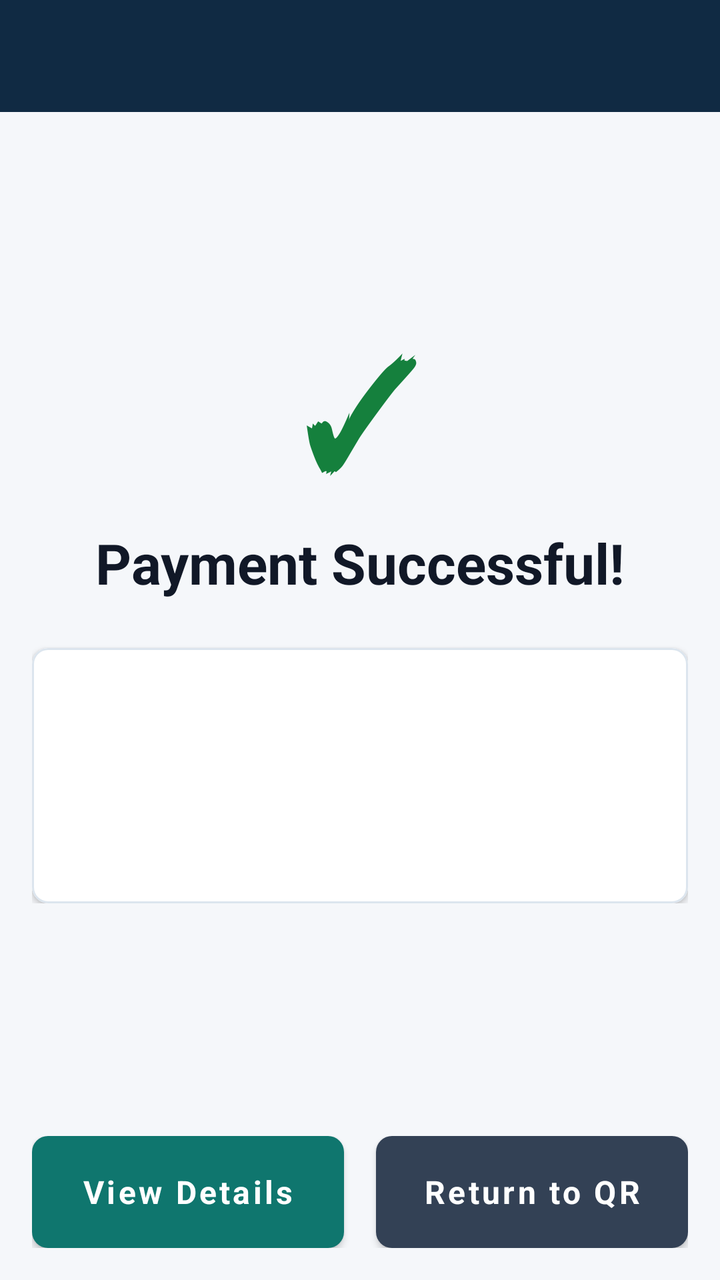
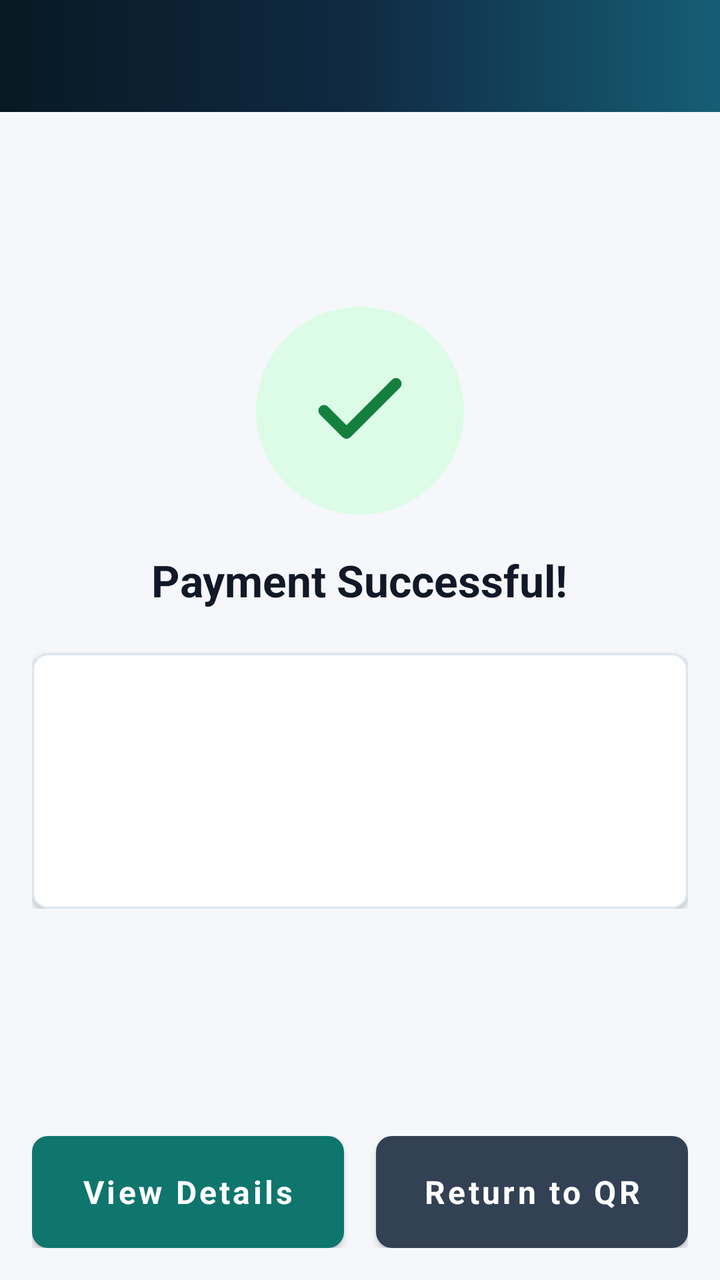

Two renders of the same Android screen: before a commit and after it. Below are the layout's source before the change and the commit's diff.
<!-- AndroidManifest.xml: application theme AppTheme -->
<!-- res/layout/activity_payment_success.xml -->
<?xml version="1.0" encoding="utf-8"?>
<LinearLayout xmlns:android="http://schemas.android.com/apk/res/android"
    xmlns:app="http://schemas.android.com/apk/res-auto"
    android:layout_width="match_parent"
    android:layout_height="match_parent"
    android:orientation="vertical"
    android:background="@color/background">

    <androidx.appcompat.widget.Toolbar
        android:id="@+id/toolbar"
        android:layout_width="match_parent"
        android:layout_height="?attr/actionBarSize"
        android:background="@color/primary"
        app:titleTextColor="@color/white" />

    <ScrollView
        android:id="@+id/scroll_receipt"
        android:layout_width="match_parent"
        android:layout_height="0dp"
        android:layout_weight="1"
        android:fillViewport="true">

        <LinearLayout
            android:id="@+id/layout_content"
            android:layout_width="match_parent"
            android:layout_height="wrap_content"
            android:orientation="vertical"
            android:gravity="center"
            android:padding="@dimen/screen_margin">

            <LinearLayout
                android:id="@+id/layout_success_summary"
                android:layout_width="match_parent"
                android:layout_height="wrap_content"
                android:gravity="center"
                android:orientation="vertical">

                <TextView
                    android:layout_width="wrap_content"
                    android:layout_height="wrap_content"
                    android:text="&#x2713;"
                    android:textSize="72sp"
                    android:textStyle="bold"
                    android:textColor="@color/success" />

                <TextView
                    android:layout_width="wrap_content"
                    android:layout_height="wrap_content"
                    android:text="@string/payment_success_heading"
                    android:textSize="28sp"
                    android:textStyle="bold"
                    android:textColor="@color/text_primary"
                    android:layout_marginTop="8dp" />

                <com.google.android.material.card.MaterialCardView
                    style="@style/AppCard"
                    android:layout_width="match_parent"
                    android:layout_height="wrap_content"
                    android:layout_marginTop="24dp">

                    <LinearLayout
                        android:layout_width="match_parent"
                        android:layout_height="wrap_content"
                        android:orientation="vertical"
                        android:padding="20dp">

                        <TextView
                            android:id="@+id/tv_amount"
                            android:layout_width="wrap_content"
                            android:layout_height="wrap_content"
                            android:textSize="24sp"
                            android:textStyle="bold"
                            android:textColor="@color/text_primary" />

                        <TextView
                            android:id="@+id/tv_ref"
                            android:layout_width="wrap_content"
                            android:layout_height="wrap_content"
                            android:textSize="16sp"
                            android:textColor="@color/text_secondary"
                            android:layout_marginTop="8dp" />

                        <TextView
                            android:id="@+id/tv_date_time"
                            android:layout_width="wrap_content"
                            android:layout_height="wrap_content"
                            android:textSize="16sp"
                            android:textColor="@color/text_secondary"
                            android:layout_marginTop="4dp" />
                    </LinearLayout>
                </com.google.android.material.card.MaterialCardView>
            </LinearLayout>

            <ProgressBar
                android:id="@+id/progress_details"
                android:layout_width="wrap_content"
                android:layout_height="wrap_content"
                android:layout_marginTop="28dp"
                android:visibility="gone" />

            <com.google.android.material.card.MaterialCardView
                android:id="@+id/card_receipt"
                style="@style/AppCard"
                android:layout_width="match_parent"
                android:layout_height="wrap_content"
                android:visibility="gone"
                app:cardElevation="2dp">

                <LinearLayout
                    android:id="@+id/layout_receipt_content"
                    android:layout_width="match_parent"
                    android:layout_height="wrap_content"
                    android:background="@color/white"
                    android:orientation="vertical"
                    android:padding="20dp">

                    <TextView
                        android:layout_width="match_parent"
                        android:layout_height="wrap_content"
                        android:gravity="center"
                        android:text="@string/payment_success_receipt_title"
                        android:textColor="@color/text_primary"
                        android:textSize="20sp"
                        android:textStyle="bold" />

                    <TextView
                        android:id="@+id/tv_receipt_amount"
                        android:layout_width="match_parent"
                        android:layout_height="wrap_content"
                        android:layout_marginTop="16dp"
                        android:gravity="center"
                        android:textColor="@color/text_primary"
                        android:textSize="28sp"
                        android:textStyle="bold" />

                    <TextView
                        android:id="@+id/tv_receipt_status"
                        android:layout_width="match_parent"
                        android:layout_height="wrap_content"
                        android:layout_marginTop="4dp"
                        android:gravity="center"
                        android:textColor="@color/text_secondary"
                        android:textSize="14sp"
                        android:textStyle="bold" />

                    <View
                        android:layout_width="match_parent"
                        android:layout_height="1dp"
                        android:layout_marginTop="18dp"
                        android:background="@color/divider" />

                    <LinearLayout
                        android:id="@+id/row_transaction_id"
                        style="@style/ReceiptDetailRow">
                        <TextView
                            style="@style/ReceiptDetailLabel"
                            android:text="@string/payment_success_transaction_id" />
                        <TextView
                            android:id="@+id/tv_receipt_transaction_id"
                            style="@style/ReceiptDetailValue" />
                    </LinearLayout>

                    <LinearLayout
                        android:id="@+id/row_request_id"
                        style="@style/ReceiptDetailRow">
                        <TextView
                            style="@style/ReceiptDetailLabel"
                            android:text="@string/payment_success_request_id" />
                        <TextView
                            android:id="@+id/tv_receipt_request_id"
                            style="@style/ReceiptDetailValue" />
                    </LinearLayout>

                    <LinearLayout
                        android:id="@+id/row_date"
                        style="@style/ReceiptDetailRow">
                        <TextView
                            style="@style/ReceiptDetailLabel"
                            android:text="@string/payment_success_date" />
                        <TextView
                            android:id="@+id/tv_receipt_date"
                            style="@style/ReceiptDetailValue" />
                    </LinearLayout>

                    <LinearLayout
                        android:id="@+id/row_currency"
                        style="@style/ReceiptDetailRow">
                        <TextView
                            style="@style/ReceiptDetailLabel"
                            android:text="@string/payment_success_currency" />
                        <TextView
                            android:id="@+id/tv_receipt_currency"
                            style="@style/ReceiptDetailValue" />
                    </LinearLayout>

                    <LinearLayout
                        android:id="@+id/row_payer"
                        style="@style/ReceiptDetailRow">
                        <TextView
                            style="@style/ReceiptDetailLabel"
                            android:text="@string/payment_success_payer" />
                        <TextView
                            android:id="@+id/tv_receipt_payer"
                            style="@style/ReceiptDetailValue" />
                    </LinearLayout>

                    <LinearLayout
                        android:id="@+id/row_terminal"
                        style="@style/ReceiptDetailRow">
                        <TextView
                            style="@style/ReceiptDetailLabel"
                            android:text="@string/payment_success_terminal" />
                        <TextView
                            android:id="@+id/tv_receipt_terminal"
                            style="@style/ReceiptDetailValue" />
                    </LinearLayout>

                    <LinearLayout
                        android:id="@+id/row_merchant"
                        style="@style/ReceiptDetailRow">
                        <TextView
                            style="@style/ReceiptDetailLabel"
                            android:text="@string/payment_success_merchant" />
                        <TextView
                            android:id="@+id/tv_receipt_merchant"
                            style="@style/ReceiptDetailValue" />
                    </LinearLayout>

                    <View
                        android:layout_width="match_parent"
                        android:layout_height="1dp"
                        android:layout_marginTop="16dp"
                        android:background="@color/divider" />

                    <TextView
                        android:layout_width="match_parent"
                        android:layout_height="wrap_content"
                        android:layout_marginTop="14dp"
                        android:gravity="center"
                        android:text="@string/payment_success_receipt_footer"
                        android:textColor="@color/text_secondary"
                        android:textSize="13sp" />
                </LinearLayout>
            </com.google.android.material.card.MaterialCardView>

            <LinearLayout
                android:id="@+id/layout_printed_success"
                android:layout_width="match_parent"
                android:layout_height="wrap_content"
                android:gravity="center"
                android:orientation="vertical"
                android:paddingTop="48dp"
                android:paddingBottom="48dp"
                android:visibility="gone">

                <TextView
                    android:layout_width="96dp"
                    android:layout_height="96dp"
                    android:background="@drawable/bg_success_circle"
                    android:gravity="center"
                    android:text="&#x2713;"
                    android:textColor="@color/white"
                    android:textSize="54sp"
                    android:textStyle="bold" />

                <TextView
                    android:layout_width="wrap_content"
                    android:layout_height="wrap_content"
                    android:layout_marginTop="20dp"
                    android:text="@string/payment_success_receipt_printed"
                    android:textColor="@color/text_primary"
                    android:textSize="26sp"
                    android:textStyle="bold" />

                <TextView
                    android:layout_width="match_parent"
                    android:layout_height="wrap_content"
                    android:layout_marginTop="8dp"
                    android:gravity="center"
                    android:text="@string/payment_success_receipt_printed_message"
                    android:textColor="@color/text_secondary"
                    android:textSize="16sp" />
            </LinearLayout>
        </LinearLayout>
    </ScrollView>

    <LinearLayout
        android:layout_width="match_parent"
        android:layout_height="wrap_content"
        android:orientation="horizontal"
        android:padding="@dimen/screen_margin">

        <com.google.android.material.button.MaterialButton
            android:id="@+id/btn_primary"
            style="@style/AccentButton"
            android:layout_width="0dp"
            android:layout_height="@dimen/button_height"
            android:layout_weight="1"
            android:layout_marginEnd="8dp"
            android:text="@string/payment_success_view_details" />

        <com.google.android.material.button.MaterialButton
            android:id="@+id/btn_return"
            style="@style/SecondaryButton"
            android:layout_width="0dp"
            android:layout_height="@dimen/button_height"
            android:layout_weight="1"
            android:layout_marginStart="8dp"
            android:text="@string/payment_success_return" />
    </LinearLayout>
</LinearLayout>
<!-- resources referenced by this layout -->
<resources>
  <color name="background">#F5F7FA</color>
  <color name="divider">#E5EAF0</color>
  <color name="primary">#102A43</color>
  <color name="success">#15803D</color>
  <color name="text_primary">#111827</color>
  <color name="text_secondary">#64748B</color>
  <color name="white">#FFFFFF</color>
  <dimen name="button_height">56dp</dimen>
  <dimen name="screen_margin">16dp</dimen>
  <!-- drawable bg_success_circle (drawable) -->
  <?xml version="1.0" encoding="utf-8"?>
  <shape xmlns:android="http://schemas.android.com/apk/res/android"
      android:shape="oval">
      <solid android:color="@color/success" />
  </shape>
  <string name="payment_success_currency">Currency</string>
  <string name="payment_success_date">Date</string>
  <string name="payment_success_heading">Payment Successful!</string>
  <string name="payment_success_merchant">Merchant</string>
  <string name="payment_success_payer">Payer</string>
  <string name="payment_success_receipt_footer">Thank you!</string>
  <string name="payment_success_receipt_printed">Receipt printed</string>
  <string name="payment_success_receipt_printed_message">The receipt has been sent to the printer.</string>
  <string name="payment_success_receipt_title">Transaction Receipt</string>
  <string name="payment_success_request_id">Request ID</string>
  <string name="payment_success_return">Return to QR</string>
  <string name="payment_success_terminal">Terminal</string>
  <string name="payment_success_transaction_id">Transaction ID</string>
  <string name="payment_success_view_details">View Details</string>
  <style name="ReceiptDetailLabel">
          <item name="android:layout_width">110dp</item>
          <item name="android:layout_height">wrap_content</item>
          <item name="android:textColor">@color/text_secondary</item>
          <item name="android:textSize">13sp</item>
      </style>
  <color name="accent">#0F766E</color>
  <color name="accent_dark">#0B5E59</color>
  <dimen name="card_corner_radius">8dp</dimen>
  <dimen name="card_elevation">2dp</dimen>
  <color name="card">#FFFFFF</color>
  <color name="card_stroke">#DCE5EE</color>
  <color name="btn_secondary">#334155</color>
  <color name="primary_dark">#071923</color>
  <!-- unchanged entries left out for length: 6 -->
</resources>

<!-- the commit's change to res/layout/activity_payment_success.xml (unified diff, before → after) -->
@@ -3,14 +3,14 @@
     xmlns:app="http://schemas.android.com/apk/res-auto"
     android:layout_width="match_parent"
     android:layout_height="match_parent"
-    android:orientation="vertical"
-    android:background="@color/background">
+    android:background="@color/background"
+    android:orientation="vertical">
 
     <androidx.appcompat.widget.Toolbar
         android:id="@+id/toolbar"
+        style="@style/AppToolbar"
         android:layout_width="match_parent"
         android:layout_height="?attr/actionBarSize"
-        android:background="@color/primary"
         app:titleTextColor="@color/white" />
 
     <ScrollView
@@ -24,8 +24,8 @@
             android:id="@+id/layout_content"
             android:layout_width="match_parent"
             android:layout_height="wrap_content"
+            android:gravity="center"
             android:orientation="vertical"
-            android:gravity="center"
             android:padding="@dimen/screen_margin">
 
             <LinearLayout
@@ -35,28 +35,31 @@
                 android:gravity="center"
                 android:orientation="vertical">
 
+                <FrameLayout
+                    android:layout_width="104dp"
+                    android:layout_height="104dp"
+                    android:background="@drawable/bg_soft_success_circle">
+
+                    <ImageView
+                        android:layout_width="54dp"
+                        android:layout_height="54dp"
+                        android:layout_gravity="center"
+                        android:contentDescription="@null"
+                        android:src="@drawable/ic_check" />
+                </FrameLayout>
+
                 <TextView
+                    style="@style/TextScreenTitle"
                     android:layout_width="wrap_content"
                     android:layout_height="wrap_content"
-                    android:text="&#x2713;"
-                    android:textSize="72sp"
-                    android:textStyle="bold"
-                    android:textColor="@color/success" />
-
-                <TextView
-                    android:layout_width="wrap_content"
-                    android:layout_height="wrap_content"
-                    android:text="@string/payment_success_heading"
-                    android:textSize="28sp"
-                    android:textStyle="bold"
-                    android:textColor="@color/text_primary"
-                    android:layout_marginTop="8dp" />
+                    android:layout_marginTop="18dp"
+                    android:text="@string/payment_success_heading" />
 
                 <com.google.android.material.card.MaterialCardView
                     style="@style/AppCard"
                     android:layout_width="match_parent"
                     android:layout_height="wrap_content"
-                    android:layout_marginTop="24dp">
+                    android:layout_marginTop="22dp">
 
                     <LinearLayout
                         android:layout_width="match_parent"
@@ -68,25 +71,25 @@
                             android:id="@+id/tv_amount"
                             android:layout_width="wrap_content"
                             android:layout_height="wrap_content"
-                            android:textSize="24sp"
-                            android:textStyle="bold"
-                            android:textColor="@color/text_primary" />
+                            android:textColor="@color/text_primary"
+                            android:textSize="26sp"
+                            android:textStyle="bold" />
 
                         <TextView
                             android:id="@+id/tv_ref"
                             android:layout_width="wrap_content"
                             android:layout_height="wrap_content"
-                            android:textSize="16sp"
+                            android:layout_marginTop="8dp"
                             android:textColor="@color/text_secondary"
-                            android:layout_marginTop="8dp" />
+                            android:textSize="15sp" />
 
                         <TextView
                             android:id="@+id/tv_date_time"
                             android:layout_width="wrap_content"
                             android:layout_height="wrap_content"
-                            android:textSize="16sp"
+                            android:layout_marginTop="4dp"
                             android:textColor="@color/text_secondary"
-                            android:layout_marginTop="4dp" />
+                            android:textSize="15sp" />
                     </LinearLayout>
                 </com.google.android.material.card.MaterialCardView>
             </LinearLayout>
@@ -96,6 +99,7 @@
                 android:layout_width="wrap_content"
                 android:layout_height="wrap_content"
                 android:layout_marginTop="28dp"
+                android:indeterminateTint="@color/accent"
                 android:visibility="gone" />
 
             <com.google.android.material.card.MaterialCardView
@@ -139,7 +143,7 @@
                         android:layout_height="wrap_content"
                         android:layout_marginTop="4dp"
                         android:gravity="center"
-                        android:textColor="@color/text_secondary"
+                        android:textColor="@color/success"
                         android:textSize="14sp"
                         android:textStyle="bold" />
 
@@ -152,9 +156,11 @@
                     <LinearLayout
                         android:id="@+id/row_transaction_id"
                         style="@style/ReceiptDetailRow">
+
                         <TextView
                             style="@style/ReceiptDetailLabel"
                             android:text="@string/payment_success_transaction_id" />
+
                         <TextView
                             android:id="@+id/tv_receipt_transaction_id"
                             style="@style/ReceiptDetailValue" />
@@ -163,9 +169,11 @@
                     <LinearLayout
                         android:id="@+id/row_request_id"
                         style="@style/ReceiptDetailRow">
+
                         <TextView
                             style="@style/ReceiptDetailLabel"
                             android:text="@string/payment_success_request_id" />
+
                         <TextView
                             android:id="@+id/tv_receipt_request_id"
                             style="@style/ReceiptDetailValue" />
@@ -174,9 +182,11 @@
                     <LinearLayout
                         android:id="@+id/row_date"
                         style="@style/ReceiptDetailRow">
+
                         <TextView
                             style="@style/ReceiptDetailLabel"
                             android:text="@string/payment_success_date" />
+
                         <TextView
                             android:id="@+id/tv_receipt_date"
                             style="@style/ReceiptDetailValue" />
@@ -185,9 +195,11 @@
                     <LinearLayout
                         android:id="@+id/row_currency"
                         style="@style/ReceiptDetailRow">
+
                         <TextView
                             style="@style/ReceiptDetailLabel"
                             android:text="@string/payment_success_currency" />
+
                         <TextView
                             android:id="@+id/tv_receipt_currency"
                             style="@style/ReceiptDetailValue" />
@@ -196,9 +208,11 @@
                     <LinearLayout
                         android:id="@+id/row_payer"
                         style="@style/ReceiptDetailRow">
+
                         <TextView
                             style="@style/ReceiptDetailLabel"
                             android:text="@string/payment_success_payer" />
+
                         <TextView
                             android:id="@+id/tv_receipt_payer"
                             style="@style/ReceiptDetailValue" />
@@ -207,9 +221,11 @@
                     <LinearLayout
                         android:id="@+id/row_terminal"
                         style="@style/ReceiptDetailRow">
+
                         <TextView
                             style="@style/ReceiptDetailLabel"
                             android:text="@string/payment_success_terminal" />
+
                         <TextView
                             android:id="@+id/tv_receipt_terminal"
                             style="@style/ReceiptDetailValue" />
@@ -218,9 +234,11 @@
                     <LinearLayout
                         android:id="@+id/row_merchant"
                         style="@style/ReceiptDetailRow">
+
                         <TextView
                             style="@style/ReceiptDetailLabel"
                             android:text="@string/payment_success_merchant" />
+
                         <TextView
                             android:id="@+id/tv_receipt_merchant"
                             style="@style/ReceiptDetailValue" />
@@ -253,33 +271,33 @@
                 android:paddingBottom="48dp"
                 android:visibility="gone">
 
+                <FrameLayout
+                    android:layout_width="104dp"
+                    android:layout_height="104dp"
+                    android:background="@drawable/bg_soft_success_circle">
+
+                    <ImageView
+                        android:layout_width="54dp"
+                        android:layout_height="54dp"
+                        android:layout_gravity="center"
+                        android:contentDescription="@null"
+                        android:src="@drawable/ic_check" />
+                </FrameLayout>
+
                 <TextView
-                    android:layout_width="96dp"
-                    android:layout_height="96dp"
-                    android:background="@drawable/bg_success_circle"
-                    android:gravity="center"
-                    android:text="&#x2713;"
-                    android:textColor="@color/white"
-                    android:textSize="54sp"
-                    android:textStyle="bold" />
+                    style="@style/TextScreenTitle"
+                    android:layout_width="wrap_content"
+                    android:layout_height="wrap_content"
+                    android:layout_marginTop="20dp"
+                    android:text="@string/payment_success_receipt_printed" />
 
                 <TextView
-                    android:layout_width="wrap_content"
-                    android:layout_height="wrap_content"
-                    android:layout_marginTop="20dp"
-                    android:text="@string/payment_success_receipt_printed"
-                    android:textColor="@color/text_primary"
-                    android:textSize="26sp"
-                    android:textStyle="bold" />
-
-                <TextView
+                    style="@style/TextBodyMuted"
                     android:layout_width="match_parent"
                     android:layout_height="wrap_content"
                     android:layout_marginTop="8dp"
                     android:gravity="center"
-                    android:text="@string/payment_success_receipt_printed_message"
-                    android:textColor="@color/text_secondary"
-                    android:textSize="16sp" />
+                    android:text="@string/payment_success_receipt_printed_message" />
             </LinearLayout>
         </LinearLayout>
     </ScrollView>
@@ -295,8 +313,8 @@
             style="@style/AccentButton"
             android:layout_width="0dp"
             android:layout_height="@dimen/button_height"
+            android:layout_marginEnd="8dp"
             android:layout_weight="1"
-            android:layout_marginEnd="8dp"
             android:text="@string/payment_success_view_details" />
 
         <com.google.android.material.button.MaterialButton
@@ -304,8 +322,8 @@
             style="@style/SecondaryButton"
             android:layout_width="0dp"
             android:layout_height="@dimen/button_height"
+            android:layout_marginStart="8dp"
             android:layout_weight="1"
-            android:layout_marginStart="8dp"
             android:text="@string/payment_success_return" />
     </LinearLayout>
 </LinearLayout>
<!-- resource entries referenced after the edit -->
@@ -3,18 +3,34 @@
   <color name="background">#F5F7FA</color>
   <color name="divider">#E5EAF0</color>
   <color name="primary">#102A43</color>
+  <color name="primary_variant">#155E75</color>
   <color name="success">#15803D</color>
   <color name="text_primary">#111827</color>
   <color name="text_secondary">#64748B</color>
   <color name="white">#FFFFFF</color>
   <dimen name="button_height">56dp</dimen>
   <dimen name="screen_margin">16dp</dimen>
-  <!-- drawable bg_success_circle (drawable) -->
+  <!-- drawable bg_soft_success_circle (drawable) -->
   <?xml version="1.0" encoding="utf-8"?>
   <shape xmlns:android="http://schemas.android.com/apk/res/android"
       android:shape="oval">
-      <solid android:color="@color/success" />
+      <solid android:color="@color/success_soft" />
   </shape>
+  <!-- drawable ic_check (drawable) -->
+  <?xml version="1.0" encoding="utf-8"?>
+  <vector xmlns:android="http://schemas.android.com/apk/res/android"
+      android:width="36dp"
+      android:height="36dp"
+      android:viewportWidth="24"
+      android:viewportHeight="24">
+      <path
+          android:fillColor="@android:color/transparent"
+          android:pathData="M20,6L9,17l-5,-5"
+          android:strokeColor="@color/success"
+          android:strokeLineCap="round"
+          android:strokeLineJoin="round"
+          android:strokeWidth="2.5" />
+  </vector>
   <string name="payment_success_currency">Currency</string>
   <string name="payment_success_date">Date</string>
   <string name="payment_success_heading">Payment Successful!</string>
@@ -29,18 +45,41 @@
   <string name="payment_success_terminal">Terminal</string>
   <string name="payment_success_transaction_id">Transaction ID</string>
   <string name="payment_success_view_details">View Details</string>
+  <style name="AppToolbar">
+          <item name="android:background">@drawable/bg_toolbar</item>
+          <item name="android:elevation">0dp</item>
+      </style>
   <style name="ReceiptDetailLabel">
           <item name="android:layout_width">110dp</item>
           <item name="android:layout_height">wrap_content</item>
           <item name="android:textColor">@color/text_secondary</item>
           <item name="android:textSize">13sp</item>
       </style>
+  <style name="TextBodyMuted">
+          <item name="android:textColor">@color/text_secondary</item>
+          <item name="android:textSize">14sp</item>
+      </style>
+  <style name="TextScreenTitle">
+          <item name="android:textColor">@color/text_primary</item>
+          <item name="android:textSize">22sp</item>
+          <item name="android:textStyle">bold</item>
+      </style>
+  <color name="success_soft">#DCFCE7</color>
   <color name="accent">#0F766E</color>
   <color name="accent_dark">#0B5E59</color>
   <dimen name="card_corner_radius">8dp</dimen>
   <dimen name="card_elevation">2dp</dimen>
   <color name="card">#FFFFFF</color>
   <color name="card_stroke">#DCE5EE</color>
+  <!-- drawable bg_toolbar (drawable) -->
+  <?xml version="1.0" encoding="utf-8"?>
+  <shape xmlns:android="http://schemas.android.com/apk/res/android">
+      <gradient
+          android:angle="0"
+          android:startColor="@color/primary_dark"
+          android:centerColor="@color/primary"
+          android:endColor="@color/primary_variant" />
+  </shape>
   <color name="btn_secondary">#334155</color>
   <color name="primary_dark">#071923</color>
   <!-- unchanged entries left out for length: 6 -->
